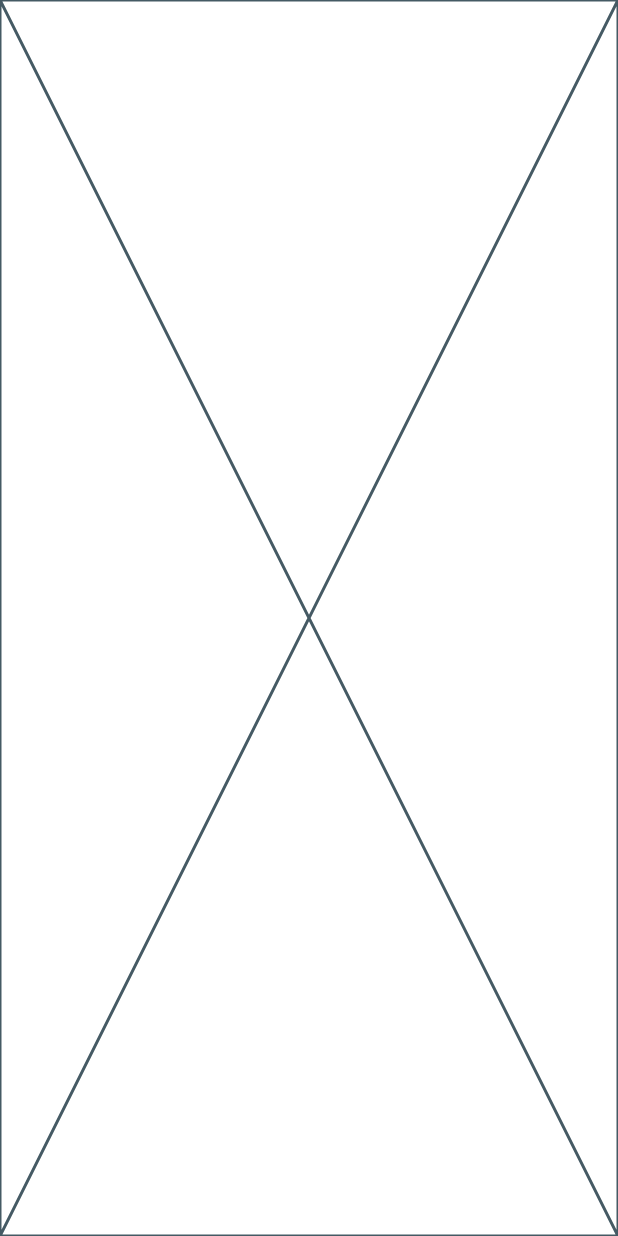
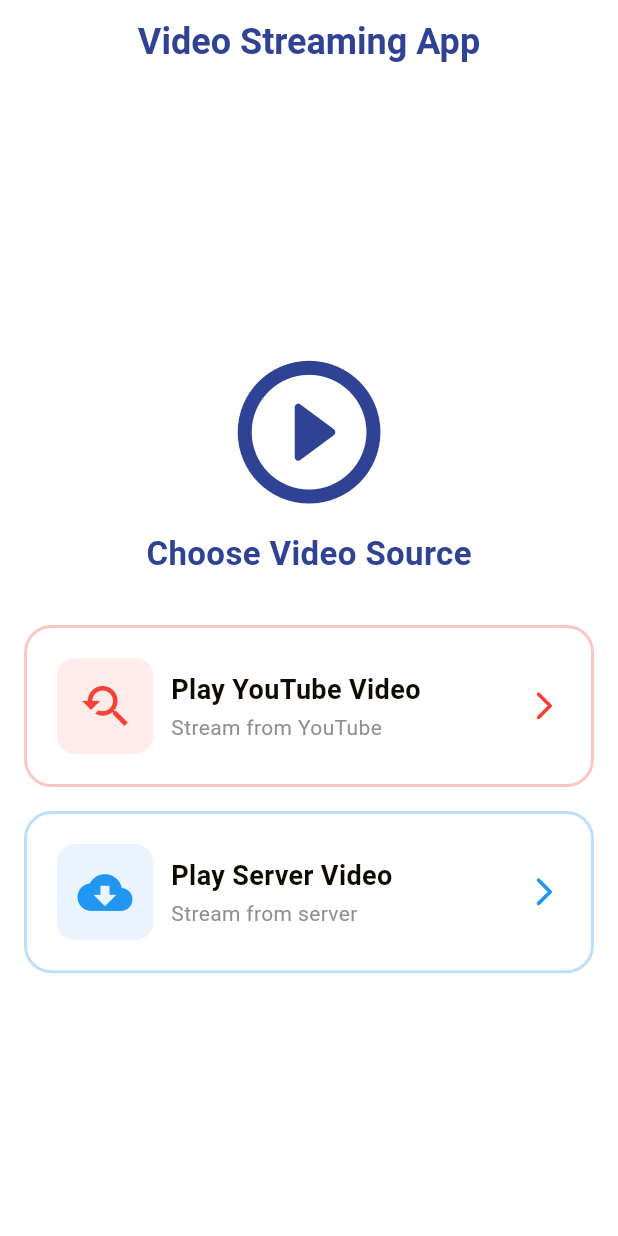
Before and after one commit to khaledkhalifa74/RealtimeVideoStreamTask, a Flutter app: the screen it shows after launch, on a phone screen of 412 x 824 dp. Run offline on Flutter 3.47's test engine with Material 3 defaults, Android fonts, the phone set to English and light mode, and no system bars; our stand-ins replace firebase_core, flutter_screenutil, go_router, google_fonts; accounts and stored records are empty.

Commit message:
Home Screen UI - create home screen ui - create video source button - add styles and colors

```diff
--- /dev/null
+++ b/devtools_options.yaml
@@ -0,0 +1,3 @@
+description: This file stores settings for Dart & Flutter DevTools.
+documentation: https://docs.flutter.dev/tools/devtools/extensions#configure-extension-enablement-states
+extensions:
--- a/lib/core/theming/colors.dart
+++ b/lib/core/theming/colors.dart
@@ -1,6 +1,9 @@
-import 'package:flutter/cupertino.dart';
+import 'package:flutter/material.dart';
 
 const kPrimaryColor = Color(0xff2F4294);
 const kContentTextColor = Color(0xff40444C);
 const kDarkBlackColor = Color(0xff100B00);
 const kSubTitleColor = Color(0xff8F8F8F);
+const kHintColor = Color(0xff828282);
+const kBlueColor = Colors.blue;
+const kRedColor = Colors.red;
--- a/lib/core/theming/styles.dart
+++ b/lib/core/theming/styles.dart
@@ -12,7 +12,7 @@ abstract class Styles {
   static TextStyle textStyle14 = TextStyle(
     fontSize: 14.spMin,
     fontWeight: FontWeight.w400,
-    color: kDarkBlackColor,
+    color: kSubTitleColor,
   );
 
   static TextStyle textStyle16 = TextStyle(
--- a/lib/features/home/presentation/screens/home_screen.dart
+++ b/lib/features/home/presentation/screens/home_screen.dart
@@ -1,10 +1,59 @@
 import 'package:flutter/material.dart';
+import 'package:flutter_screenutil/flutter_screenutil.dart';
+import 'package:realtime_video_stream_task/core/theming/colors.dart';
+import 'package:realtime_video_stream_task/core/theming/styles.dart';
+import 'package:realtime_video_stream_task/features/home/presentation/screens/widgets/video_source_button.dart';
 
 class HomeScreen extends StatelessWidget {
   const HomeScreen({super.key});
 
   @override
   Widget build(BuildContext context) {
-    return const Placeholder();
+    return Scaffold(
+      appBar: AppBar(
+        title: Text(
+          'Video Streaming App',
+          style: Styles.textStyle24.copyWith(
+            color: kPrimaryColor,
+          ),
+        ),
+        centerTitle: true,
+      ),
+      body: Center(
+        child: Column(
+          mainAxisAlignment: MainAxisAlignment.center,
+          children: [
+            Icon(
+              Icons.play_circle_outline_rounded,
+              size: 100.sp,
+              color: kPrimaryColor,
+            ),
+            const SizedBox(height: 8),
+            Text(
+              'Choose Video Source',
+              style: Styles.textStyle22.copyWith(
+                color: kPrimaryColor
+              ),
+            ),
+            const SizedBox(height: 32),
+            VideoSourceButton(
+              icon: Icons.youtube_searched_for,
+              title: 'Play YouTube Video',
+              subtitle: 'Stream from YouTube',
+              color: kRedColor,
+              onTap: () {},
+            ),
+            const SizedBox(height: 16),
+            VideoSourceButton(
+              icon: Icons.cloud_download,
+              title: 'Play Server Video',
+              subtitle: 'Stream from server',
+              color: kBlueColor,
+              onTap: () {},
+            ),
+          ],
+        ),
+      ),
+    );
   }
 }
--- /dev/null
+++ b/lib/features/home/presentation/screens/widgets/video_source_button.dart
@@ -0,0 +1,73 @@
+import 'package:flutter/material.dart';
+import 'package:flutter_screenutil/flutter_screenutil.dart';
+import 'package:realtime_video_stream_task/core/theming/colors.dart';
+import 'package:realtime_video_stream_task/core/theming/styles.dart';
+
+class VideoSourceButton extends StatelessWidget {
+  final IconData icon;
+  final String title;
+  final String subtitle;
+  final Color color;
+  final VoidCallback onTap;
+
+  const VideoSourceButton({super.key,
+    required this.icon,
+    required this.title,
+    required this.subtitle,
+    required this.color,
+    required this.onTap,
+  });
+
+  @override
+  Widget build(BuildContext context) {
+    return Padding(
+      padding: const EdgeInsets.symmetric(horizontal: 16),
+      child: Material(
+        color: Colors.transparent,
+        child: InkWell(
+          onTap: onTap,
+          borderRadius: BorderRadius.circular(16.r),
+          child: Container(
+            padding: EdgeInsets.all(20),
+            decoration: BoxDecoration(
+                border: Border.all(color: color.withValues(alpha: 0.3), width: 2),
+              borderRadius: BorderRadius.circular(16.r),
+            ),
+            child: Row(
+              children: [
+                Container(
+                  padding: EdgeInsets.all(12.w),
+                  decoration: BoxDecoration(
+                    color: color.withValues(alpha: 0.1),
+                    borderRadius: BorderRadius.circular(12),
+                  ),
+                  child: Icon(icon, size: 32.sp, color: color),
+                ),
+                const SizedBox(width: 12),
+                Expanded(
+                  child: Column(
+                    crossAxisAlignment: CrossAxisAlignment.start,
+                    children: [
+                      Text(
+                        title,
+                        style: Styles.textStyle18,
+                      ),
+                      const SizedBox(height: 2),
+                      Text(
+                        subtitle,
+                        style: Styles.textStyle14.copyWith(
+                          color: kSubTitleColor
+                        ),
+                      ),
+                    ],
+                  ),
+                ),
+                Icon(Icons.arrow_forward_ios_rounded, size: 20.sp, color: color),
+              ],
+            ),
+          ),
+        ),
+      ),
+    );
+  }
+}
```
